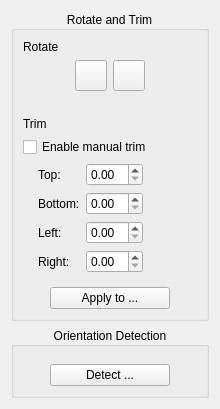
Before: the Qt Designer form src/core/filters/fix_orientation/ui/OptionsWidget.ui in 2ndmax/scantailor-ocr, drawn with Qt 5.
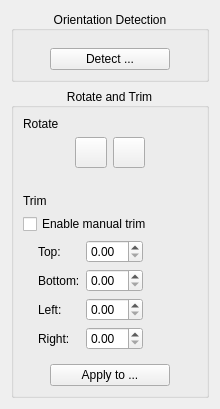
After: the same form once the commit is applied. Icons and pictures are not drawn. Custom widgets are drawn as their Qt base class.

Commit message:
fix: the Orientation Detection group comes first in Fix Orientation and its texts say orientation
As with Color Mode Detection above Color Mode in the Output step, the
detection comes before the manual settings it changes. The tooltips used
"rotation" where the titles said "orientation"; one term is used throughout.

```diff
--- a/src/core/filters/fix_orientation/ui/OptionsWidget.ui
+++ b/src/core/filters/fix_orientation/ui/OptionsWidget.ui
@@ -14,6 +14,67 @@
    <string notr="true">Form</string>
   </property>
   <layout class="QVBoxLayout">
+   <item>
+    <widget class="CollapsibleGroupBox" name="orientationDetectionPanel">
+     <property name="title">
+      <string>Orientation Detection</string>
+     </property>
+     <property name="alignment">
+      <set>Qt::AlignCenter</set>
+     </property>
+     <layout class="QVBoxLayout">
+      <item>
+       <layout class="QHBoxLayout" name="orientationDetectionBtnLayout">
+        <property name="topMargin">
+         <number>8</number>
+        </property>
+        <item>
+         <spacer name="orientationDetectionBtnSpacerLeft">
+          <property name="orientation">
+           <enum>Qt::Horizontal</enum>
+          </property>
+          <property name="sizeHint" stdset="0">
+           <size>
+            <width>1</width>
+            <height>1</height>
+           </size>
+          </property>
+         </spacer>
+        </item>
+        <item>
+         <widget class="QPushButton" name="orientationDetectionBtn">
+          <property name="minimumSize">
+           <size>
+            <width>120</width>
+            <height>0</height>
+           </size>
+          </property>
+          <property name="toolTip">
+           <string>Detects the orientation of the chosen pages from their text. Pages whose orientation is certain are rotated; the others are left unchanged.</string>
+          </property>
+          <property name="text">
+           <string>Detect ...</string>
+          </property>
+         </widget>
+        </item>
+        <item>
+         <spacer name="orientationDetectionBtnSpacerRight">
+          <property name="orientation">
+           <enum>Qt::Horizontal</enum>
+          </property>
+          <property name="sizeHint" stdset="0">
+           <size>
+            <width>1</width>
+            <height>1</height>
+           </size>
+          </property>
+         </spacer>
+        </item>
+       </layout>
+      </item>
+     </layout>
+    </widget>
+   </item>
    <item>
     <widget class="CollapsibleGroupBox" name="rotateGroupBox">
      <property name="title">
@@ -312,66 +373,6 @@
     </widget>
    </item>
    <item>
-     <widget class="CollapsibleGroupBox" name="orientationDetectionPanel">
-      <property name="title">
-       <string>Orientation Detection</string>
-      </property>
-      <property name="alignment">
-       <set>Qt::AlignCenter</set>
-      </property>
-      <layout class="QVBoxLayout">
-       <item>
-        <layout class="QHBoxLayout" name="orientationDetectionBtnLayout">
-         <property name="topMargin">
-          <number>8</number>
-         </property>
-         <item>
-          <spacer name="orientationDetectionBtnSpacerLeft">
-           <property name="orientation">
-            <enum>Qt::Horizontal</enum>
-           </property>
-           <property name="sizeHint" stdset="0">
-            <size>
-             <width>1</width>
-             <height>1</height>
-            </size>
-           </property>
-          </spacer>
-         </item>
-         <item>
-          <widget class="QPushButton" name="orientationDetectionBtn">
-           <property name="minimumSize">
-            <size>
-             <width>120</width>
-             <height>0</height>
-            </size>
-           </property>
-           <property name="toolTip">
-            <string>Detects the rotation of the chosen pages from their text. Safely detected pages are rotated; uncertain ones are left unchanged.</string>
-           </property>
-           <property name="text">
-            <string>Detect ...</string>
-           </property>
-          </widget>
-         </item>
-         <item>
-          <spacer name="orientationDetectionBtnSpacerRight">
-           <property name="orientation">
-            <enum>Qt::Horizontal</enum>
-           </property>
-           <property name="sizeHint" stdset="0">
-            <size>
-             <width>1</width>
-             <height>1</height>
-            </size>
-           </property>
-          </spacer>
-         </item>
-        </layout>
-       </item>
-      </layout>
-     </widget>
-   </item>   <item>
     <spacer>
      <property name="orientation">
       <enum>Qt::Vertical</enum>
```
The commit also changes 1 other file.
